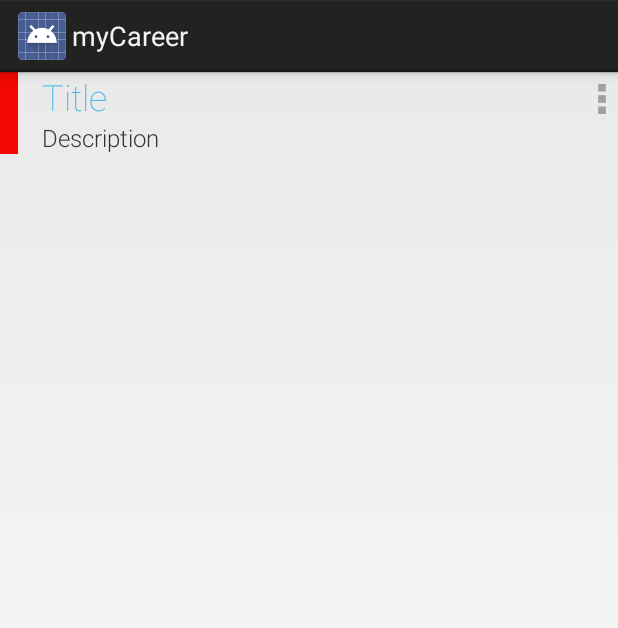
After one commit to raphaellsmoraes/myCareer, an Android app: the layout card_play.xml on its own in the app's theme, with its tools: preview values and no code run, on a phone screen of 412 x 824 dp. The commit adds this screen. Shown: the top 628 px of the screen. Run offline under Robolectric (Android 15) with nearby library versions, the phone set to English and light mode, and no system bars.

Commit message:
Layouts improvements

```diff
--- a/mycareer/build.gradle
+++ b/mycareer/build.gradle
@@ -23,4 +23,5 @@ dependencies {
     compile fileTree(include: ['*.jar'], dir: 'libs')
     compile project(':libs/facebook')
     compile project(':libs/HoloGraphLibrary')
+    compile project(':CardsUILib')
 }
--- a/mycareer/src/main/java/com/rm/mycareer/utils/myCareerUtils.java
+++ b/mycareer/src/main/java/com/rm/mycareer/utils/myCareerUtils.java
@@ -18,6 +18,7 @@ public class myCareerUtils {
     public static final String ACCESS_TOKEN = "access_token";
     public static final String PERSONALITY = "riasec_boolean";
     public static final String APP_ID = getStringResourceByName("app_id");
+    public static final String ONET_BASE_URL = "http://services.onetcenter.org/v1.3/ws/mnm/careers/";
 
     public static final boolean API_10 = android.os.Build.VERSION.SDK_INT >= Build.VERSION_CODES.GINGERBREAD;
     public static final boolean API_11 = android.os.Build.VERSION.SDK_INT >= Build.VERSION_CODES.HONEYCOMB;
--- /dev/null
+++ b/mycareer/src/main/res/layout/card_play.xml
@@ -0,0 +1,73 @@
+<LinearLayout xmlns:android="http://schemas.android.com/apk/res/android"
+    android:layout_width="match_parent"
+    android:layout_height="wrap_content"
+    android:paddingBottom="6dp"
+    android:orientation="vertical" >
+
+    <LinearLayout
+        android:layout_width="match_parent"
+        android:layout_height="wrap_content"
+        android:gravity="center_vertical"
+        android:orientation="horizontal"
+        android:weightSum="100" >
+
+        <ImageView
+            android:id="@+id/stripe"
+            android:layout_width="0dip"
+            android:layout_height="match_parent"
+            android:layout_weight="3"
+            android:adjustViewBounds="true"
+            android:background="@color/red"
+            android:baselineAlignBottom="true"
+            android:contentDescription="@string/color_stripe"
+            android:scaleType="centerCrop" />
+
+        <LinearLayout
+            android:id="@+id/contentLayout"
+            android:layout_width="0dip"
+            android:layout_height="wrap_content"
+            android:layout_marginLeft="8dip"
+            android:layout_weight="90"
+            android:orientation="vertical" >
+
+            <TextView
+                android:id="@+id/title"
+                android:layout_width="wrap_content"
+                android:layout_height="wrap_content"
+                android:layout_marginLeft="8dip"
+                android:fontFamily="sans-serif-thin"
+                android:text="@string/title"
+                android:textColor="#33B6EA"
+                android:textSize="24sp" />
+
+            <TextView
+                android:id="@+id/description"
+                android:layout_width="wrap_content"
+                android:layout_height="wrap_content"
+                android:layout_gravity="center_vertical"
+                android:layout_marginLeft="8dip"
+                android:layout_marginRight="48dip"
+                android:ellipsize="end"
+                android:fontFamily="sans-serif-light"
+                android:maxLines="3"
+                android:text="@string/desc"
+                android:textSize="16sp" />
+        </LinearLayout>
+
+        <LinearLayout
+            android:layout_width="0dip"
+            android:layout_height="fill_parent"
+            android:layout_weight="10"
+            android:orientation="vertical" >
+
+            <ImageView
+                android:id="@+id/overflow"
+                android:layout_width="wrap_content"
+                android:layout_height="wrap_content"
+                android:background="@drawable/selectable_background_mycareer"
+                android:contentDescription="@string/overflow"
+                android:padding="2dip"
+                android:src="@drawable/ic_menu_moreoverflow_normal_holo_light" />
+        </LinearLayout>
+    </LinearLayout>
+</LinearLayout>
--- a/mycareer/src/main/res/values/strings.xml
+++ b/mycareer/src/main/res/values/strings.xml
@@ -108,4 +108,9 @@
     <string name="social_description">Social occupations frequently involve working with, communicating with, and teaching people. These occupations often involve helping or providing service to others</string>
     <string name="enterprising_description">Enterprising occupations frequently involve starting up and carrying out projects. These occupations can involve leading people and making many decisions. Sometimes they require risk taking and often deal with business</string>
     <string name="conventional_description">Conventional occupations frequently involve following set procedures and routines. These occupations can include working with data and details more than with ideas. Usually there is a clear line of authority to follow</string>
+
+    <string name="overflow">Menu Overflow</string>
+    <string name="desc">Description</string>
+    <string name="title">Title</string>
+    <string name="color_stripe">Color Stripe</string>
 </resources>
```
Also changed, not shown: mycareer/src/main/java/com/rm/mycareer/LandingPage.java (+14 -0 lines), mycareer/src/main/java/com/rm/mycareer/model/myCareerRequestObject.java (deleted, +0 -81 lines), mycareer/src/main/java/com/rm/mycareer/model/myCareerWebService.java (added, +82 -0 lines), mycareer/src/main/java/com/rm/mycareer/view/CardImage.java (added, +29 -0 lines), mycareer/src/main/java/com/rm/mycareer/view/CardPlay.java (added, +49 -0 lines), mycareer/src/main/java/com/rm/mycareer/view/TrendingActivity.java (+38 -2 lines), mycareer/src/main/java/com/rm/mycareer/view/TrendingCard.java (added, +26 -0 lines), mycareer/src/main/res/layout/card_base.xml (added, +49 -0 lines), mycareer/src/main/res/layout/card_image.xml (added, +57 -0 lines), mycareer/src/main/res/layout/ll_drawer_layout.xml (+17 -18 lines), mycareer/src/main/res/layout/trending_cardui_layout.xml (added, +22 -0 lines), mycareer/src/main/res/drawable-xhdpi/ic_menu_moreoverflow_normal_holo_light.png (added), mycareer/src/main/res/drawable-xxhdpi/list_focused_mycareer.9.png, 1 other file.
